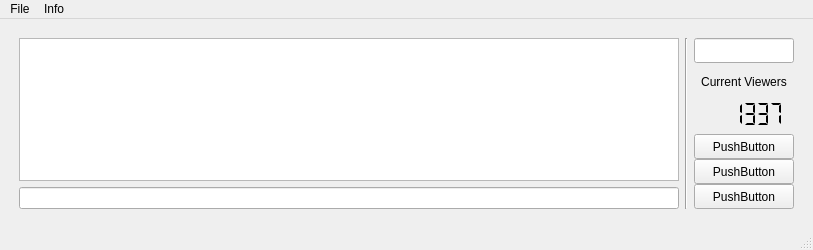
First picture: the form in ressources/gui/MainWindow - untitled.ui, repository r4nd0wn/r4, before the edit.
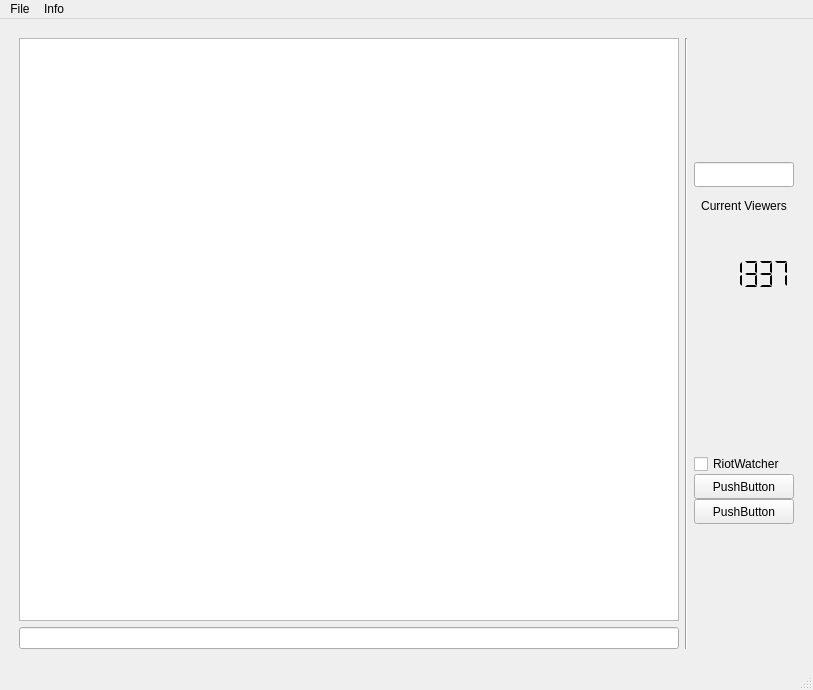
Second picture: the form after the edit. Icons and pictures are not drawn.

What changed in the file:
```diff
--- a/ressources/gui/MainWindow - untitled.ui
+++ b/ressources/gui/MainWindow - untitled.ui
@@ -7,7 +7,7 @@
     <x>0</x>
     <y>0</y>
     <width>813</width>
-    <height>250</height>
+    <height>690</height>
    </rect>
   </property>
   <property name="windowTitle">
@@ -157,27 +157,9 @@
             <number>0</number>
            </property>
            <item>
-            <widget class="QPushButton" name="pushButton_4">
-             <property name="sizePolicy">
-              <sizepolicy hsizetype="Minimum" vsizetype="Maximum">
-               <horstretch>0</horstretch>
-               <verstretch>0</verstretch>
-              </sizepolicy>
-             </property>
-             <property name="minimumSize">
-              <size>
-               <width>100</width>
-               <height>25</height>
-              </size>
-             </property>
-             <property name="maximumSize">
-              <size>
-               <width>200</width>
-               <height>25</height>
-              </size>
-             </property>
+            <widget class="QCheckBox" name="checkBox">
              <property name="text">
-              <string>PushButton</string>
+              <string>RiotWatcher</string>
              </property>
             </widget>
            </item>
```
Left out of the diff: 2 changed lines with no effect on the pictures.
